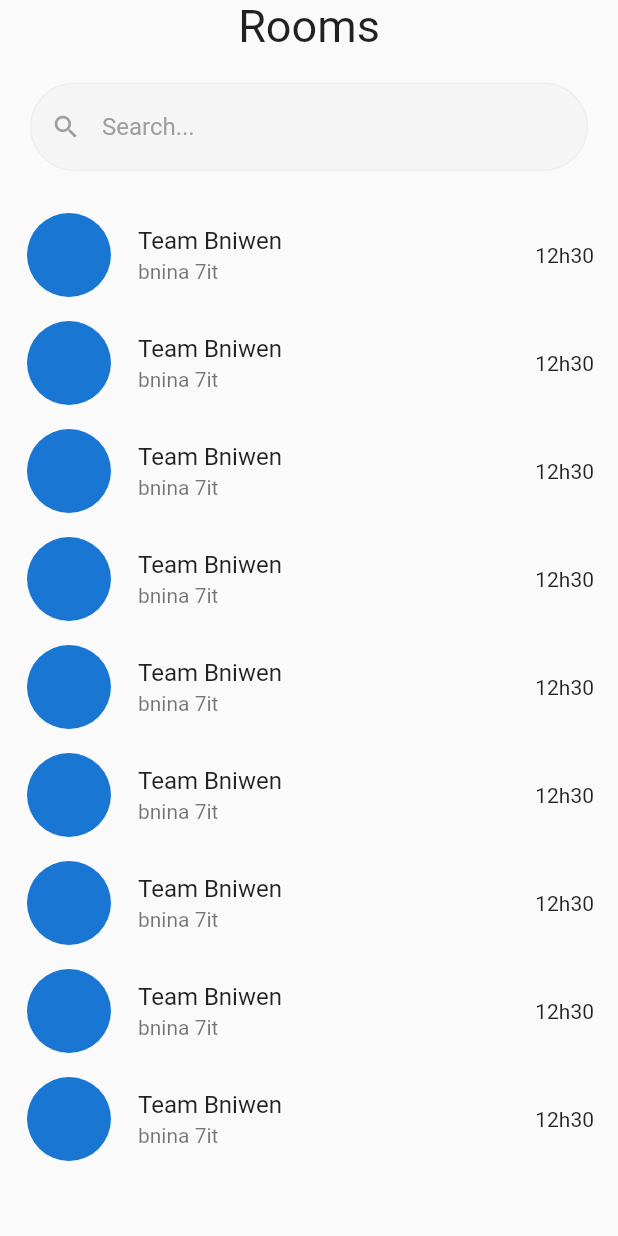
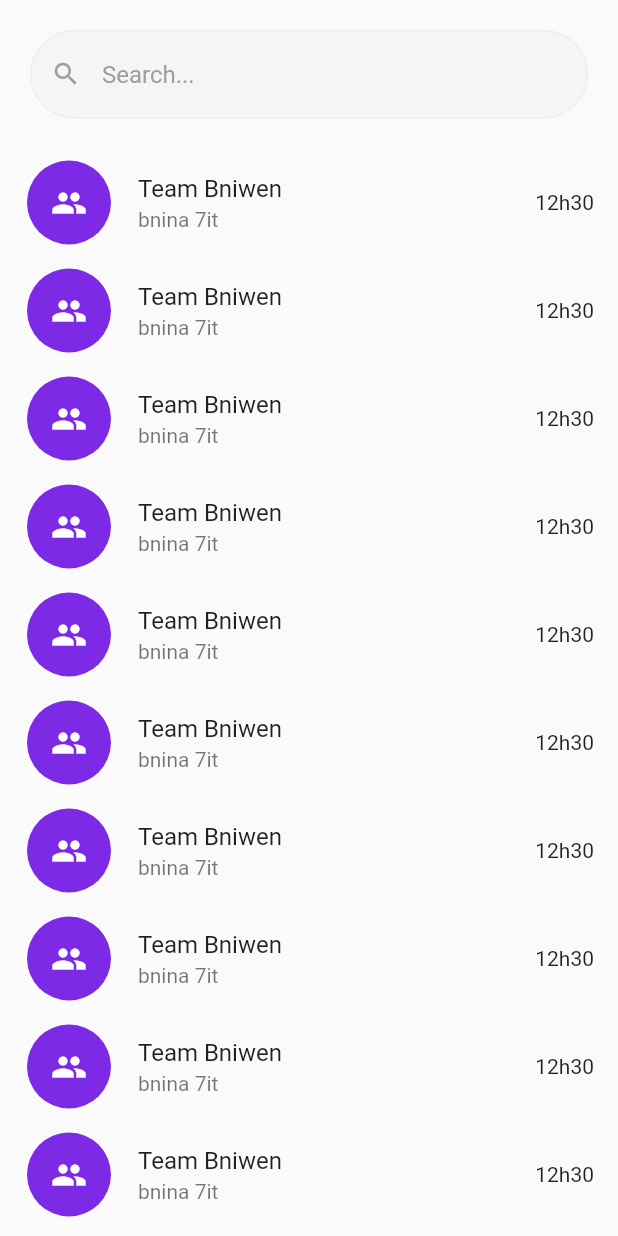
Before and after one commit to ZakariaKermouche/Jiwar, a Flutter app: the RoomsPage screen opened by its route, on a phone screen of 412 x 824 dp. Run offline on Flutter 3.47's test engine with Material 2 defaults, Android fonts, the phone set to English and light mode, and no system bars; our stand-ins replace cloud_firestore, firebase_auth, firebase_core, firebase_storage, geolocator, google_maps_flutter and 2 more; accounts and stored records are empty.

Commit message:
version presque finalise dans tt les screens

```diff
--- a/lib/model/Category.dart
+++ b/lib/model/Category.dart
@@ -9,9 +9,8 @@ class Category {
   Category({this.name, this.color, this.icon});
 }
 
-
 final Category environmentCategory = Category(
-  color: Colors.blue,
+  color: Color(0xffFE8A51),
   name: "Care",
   icon: Icons.home,
 );
@@ -33,8 +32,7 @@ final Category testCategory = Category(
   icon: Icons.call_merge,
 );
 
-
- List<Category> categories = [
+List<Category> categories = [
   environmentCategory,
   spirituelCategory,
   environmentCategory,
--- a/lib/screens/login.dart
+++ b/lib/screens/login.dart
@@ -90,6 +90,7 @@ class _LoginPageState extends State<LoginPage> {
                           text: 'SING IN',
                           color: Color(0xffFE8A51),
                           textColor: Colors.white,
+                          width: 200,
                           tap: () async {
                             try {
                               final login =
--- a/lib/screens/map.dart
+++ b/lib/screens/map.dart
@@ -179,7 +179,7 @@ class _MyMapState extends State<MyMap> {
       floatingActionButton: FloatingActionButton(
         onPressed: _getLocation,
         tooltip: 'Get Location',
-        child: Icon(Icons.location_on),
+        child: Icon(Icons.location_on, color: Colors.white),
       ),
     );
   }
@@ -198,7 +198,7 @@ class _SearchState extends State<Search> {
         hintColor: Colors.white,
       ),
       child: Container(
-        height: 42,
+        height: 50,
         decoration: BoxDecoration(
           borderRadius: BorderRadius.circular(30),
         ),
--- a/lib/screens/registeration.dart
+++ b/lib/screens/registeration.dart
@@ -103,6 +103,7 @@ class _RegistrationPageState extends State<RegistrationPage> {
                           text: 'REGISTER',
                           color: Color(0xffFE8A51),
                           textColor: Colors.white,
+                          width: 200,
                           tap: () async {
                             try {
                               final newUser =
--- a/lib/screens/rooms.dart
+++ b/lib/screens/rooms.dart
@@ -14,12 +14,6 @@ class _RoomsPageState extends State<RoomsPage> {
       child: Scaffold(
         body: Column(
           children: <Widget>[
-            Text(
-              "Rooms",
-              style: TextStyle(
-                fontSize: 30,
-              ),
-            ),
             Expanded(
               child: SingleChildScrollView(
                 child: Column(
@@ -42,15 +36,50 @@ class _RoomsPageState extends State<RoomsPage> {
                         ),
                       ),
                     ),
-                    RoomsUserList(name:"Team Bniwen", lastmessage: "bnina 7it", time: "12h30"), //+photo discusiion apres
-                    RoomsUserList(name:"Team Bniwen", lastmessage: "bnina 7it", time: "12h30"), //+photo discusiion apres
-                    RoomsUserList(name:"Team Bniwen", lastmessage: "bnina 7it", time: "12h30"), //+photo discusiion apres
-                    RoomsUserList(name:"Team Bniwen", lastmessage: "bnina 7it", time: "12h30"), //+photo discusiion apres
-                    RoomsUserList(name:"Team Bniwen", lastmessage: "bnina 7it", time: "12h30"), //+photo discusiion apres
-                    RoomsUserList(name:"Team Bniwen", lastmessage: "bnina 7it", time: "12h30"), //+photo discusiion apres
-                    RoomsUserList(name:"Team Bniwen", lastmessage: "bnina 7it", time: "12h30"), //+photo discusiion apres
-                    RoomsUserList(name:"Team Bniwen", lastmessage: "bnina 7it", time: "12h30"), //+photo discusiion apres
-                    RoomsUserList(name:"Team Bniwen", lastmessage: "bnina 7it", time: "12h30"), //+photo discusiion apres
+                    RoomsUserList(
+                        name: "Team Bniwen",
+                        lastmessage: "bnina 7it",
+                        time: "12h30"), //+photo discusiion apres
+                    RoomsUserList(
+                        name: "Team Bniwen",
+                        lastmessage: "bnina 7it",
+                        time: "12h30"), //+photo discusiion apres
+                    RoomsUserList(
+                        name: "Team Bniwen",
+                        lastmessage: "bnina 7it",
+                        time: "12h30"), //+photo discusiion apres
+                    RoomsUserList(
+                        name: "Team Bniwen",
+                        lastmessage: "bnina 7it",
+                        time: "12h30"), //+photo discusiion apres
+                    RoomsUserList(
+                        name: "Team Bniwen",
+                        lastmessage: "bnina 7it",
+                        time: "12h30"), //+photo discusiion apres
+                    RoomsUserList(
+                        name: "Team Bniwen",
+                        lastmessage: "bnina 7it",
+                        time: "12h30"), //+photo discusiion apres
+                    RoomsUserList(
+                        name: "Team Bniwen",
+                        lastmessage: "bnina 7it",
+                        time: "12h30"), //+photo discusiion apres
+                    RoomsUserList(
+                        name: "Team Bniwen",
+                        lastmessage: "bnina 7it",
+                        time: "12h30"), //+photo discusiion apres
+                    RoomsUserList(
+                        name: "Team Bniwen",
+                        lastmessage: "bnina 7it",
+                        time: "12h30"), //+photo discusiion apres
+                    RoomsUserList(
+                        name: "Team Bniwen",
+                        lastmessage: "bnina 7it",
+                        time: "12h30"), //+photo discusiion apres
+                    RoomsUserList(
+                        name: "Team Bniwen",
+                        lastmessage: "bnina 7it",
+                        time: "12h30"), //+photo discusiion apres
                   ],
                 ),
               ),
--- a/lib/utils/RoomsUser.dart
+++ b/lib/utils/RoomsUser.dart
@@ -6,7 +6,9 @@ class RoomsUserList extends StatefulWidget {
   final String lastmessage;
   final String time;
   //String photo;
-  RoomsUserList({@required this.name, @required this.lastmessage,
+  RoomsUserList(
+      {@required this.name,
+      @required this.lastmessage,
       @required this.time}); //, @required this.photo);
   @override
   _RoomsUserListState createState() => _RoomsUserListState();
@@ -18,6 +20,8 @@ class _RoomsUserListState extends State<RoomsUserList> {
     return ListTile(
       leading: CircleAvatar(
         //backgroundImage: AssetImage(widget.photo),
+        backgroundColor: Color(0xff7D2AE6),
+        child: Icon(Icons.group, color: Colors.white),
         maxRadius: 30,
       ),
       title: Text(widget.name),
--- a/lib/utils/component.dart
+++ b/lib/utils/component.dart
@@ -6,8 +6,9 @@ class MyButton extends StatelessWidget {
   final Color textColor;
   final Color color;
   final Function tap;
+  final double width;
 
-  MyButton({this.text, this.textColor, this.color, this.tap});
+  MyButton({this.text, this.textColor, this.color, this.width, this.tap});
 
   @override
   Widget build(BuildContext context) {
@@ -19,8 +20,9 @@ class MyButton extends StatelessWidget {
           decoration: BoxDecoration(
               color: color, borderRadius: BorderRadius.circular(8)),
           child: Container(
+            decoration: BoxDecoration(borderRadius: BorderRadius.circular(50)),
             height: 50,
-            width: double.infinity,
+            width: width,
             child: Text(
               text,
               style: TextStyle(color: textColor, fontWeight: FontWeight.bold),
```
Also changed, not shown: lib/screens/discussion.dart (+24 -11 lines), lib/screens/event_page.dart (+26 -26 lines), lib/screens/navigation.dart (+6 -7 lines).
